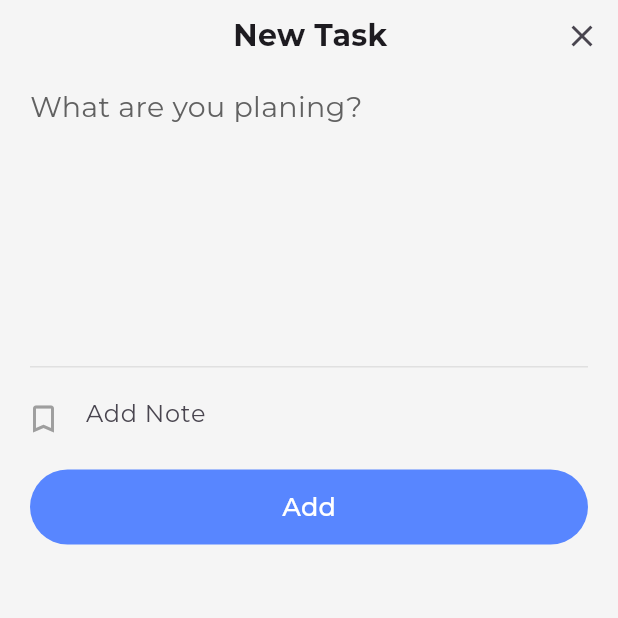
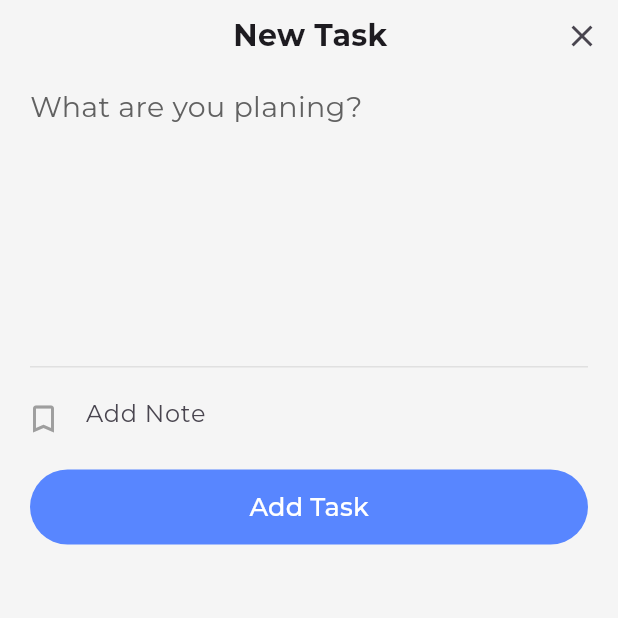
Before and after one commit to moradzadeh67/todo_app_with_getx, a Flutter app: the screen it shows after launch, after a tap on the "add" icon, on a phone screen of 412 x 824 dp, the top half of it. Run offline on Flutter 3.47's test engine with Material 3 defaults, Android fonts, the phone set to English and light mode, and no system bars; our stand-ins replace get, google_fonts.

Commit message:
seventh commit

```diff
--- a/lib/controllers/task_controller.dart
+++ b/lib/controllers/task_controller.dart
@@ -2,5 +2,7 @@ import 'package:get/get.dart';
 import 'package:todo_app_with_getx/models/task_model.dart';
 
 class TaskController {
+  RxBool isEditing = false.obs;
+  int index = 0;
   RxList<TaskModel> tasks = <TaskModel>[].obs;
 }
--- a/lib/pages/add_task_screen.dart
+++ b/lib/pages/add_task_screen.dart
@@ -1,6 +1,5 @@
 import 'package:flutter/material.dart';
 import 'package:get/get.dart';
-
 import 'package:todo_app_with_getx/constant.dart';
 import 'package:todo_app_with_getx/controllers/task_controller.dart';
 import 'package:todo_app_with_getx/controllers/textfield_controller.dart';
@@ -47,16 +46,31 @@ class MyButton extends StatelessWidget {
         ),
 
         onPressed: () {
+          if (Get.find<TaskController>().isEditing.value) {
+            var task = Get.find<TaskController>()
+                .tasks[Get.find<TaskController>().index];
+            task.taskTitle = Get.find<TextFieldController>().taskTitle!.text;
+            task.taskSubtitle =
+                Get.find<TextFieldController>().taskSubtitle!.text;
+            Get.find<TaskController>().tasks[Get.find<TaskController>().index] =
+                task;
+            Get.back();
+          } else {
             Get.find<TaskController>().tasks.add(
               TaskModel(
                 taskTitle: Get.find<TextFieldController>().taskTitle!.text,
-              taskSubtitle: Get.find<TextFieldController>().taskSubtitle!.text,
+                taskSubtitle:
+                    Get.find<TextFieldController>().taskSubtitle!.text,
                 status: false,
               ),
             );
             Get.back();
+          }
         },
-        child: Text('Add', style: TextStyle(color: Colors.white, fontSize: 17)),
+        child: Text(
+          Get.find<TaskController>().isEditing.value ? 'Edit Task' : 'Add Task',
+          style: TextStyle(color: Colors.white, fontSize: 17),
+        ),
       ),
     );
   }
@@ -133,8 +147,11 @@ class MyCustomAppBar extends StatelessWidget {
         Expanded(
           child: Container(
             margin: EdgeInsets.only(left: 50),
-            child: const Text(
-              'New Task',
+            child: Text(
+              Get.find<TaskController>().isEditing.value
+                  ? 'Edit Task'
+                  : 'New Task',
+
               textAlign: TextAlign.center,
               style: TextStyle(fontSize: 20, fontWeight: FontWeight.bold),
             ),
--- a/lib/pages/home_screen.dart
+++ b/lib/pages/home_screen.dart
@@ -4,6 +4,7 @@ import 'package:todo_app_with_getx/controllers/task_controller.dart';
 import 'package:todo_app_with_getx/main.dart';
 
 import '../constant.dart';
+import '../controllers/textfield_controller.dart';
 
 class HomeScreen extends StatelessWidget {
   const HomeScreen({super.key});
@@ -31,6 +32,9 @@ class MyFloatingActionBotton extends StatelessWidget {
     return FloatingActionButton(
       heroTag: 'hero',
       onPressed: () {
+        Get.find<TaskController>().isEditing.value = false;
+        Get.find<TextFieldController>().taskTitle!.clear();
+        Get.find<TextFieldController>().taskSubtitle!.clear();
         Get.toNamed('/addscreen')!.then((value) {
           MyApp.changeColor(kLightBlueColor, Brightness.dark);
         });
@@ -62,17 +66,31 @@ class BottomSectionWidget extends StatelessWidget {
         child: Obx(() {
           return ListView.separated(
             itemBuilder: (context, index) {
+              var task = Get.find<TaskController>().tasks[index];
               return ListTile(
-                title: Text(Get.find<TaskController>().tasks[index].taskTitle),
-                subtitle: Text(
-                  Get.find<TaskController>().tasks[index].taskTitle,
-                ),
-                onTap: () {},
+                onLongPress: () {
+                  Get.find<TaskController>().tasks.removeAt(index);
+                },
+                title: Text(task.taskTitle ?? ''),
+                subtitle: Text(task.taskTitle ?? ''),
+                onTap: () {
+                  Get.find<TaskController>().isEditing.value = true;
+                  Get.find<TaskController>().index = index;
+                  Get.find<TextFieldController>().taskTitle!.text =
+                      task.taskTitle;
+                  Get.find<TextFieldController>().taskSubtitle!.text =
+                      task.taskSubtitle;
+                  Get.toNamed('/addscreen');
+                },
                 trailing: Checkbox(
                   activeColor: kLightBlueColor,
-                  value: Get.find<TaskController>().tasks[index].status,
+
+                  value: task.status,
                   side: BorderSide(color: Colors.black45, width: 1.5),
-                  onChanged: (value) {},
+                  onChanged: (value) {
+                    task.status = !task.status;
+                    Get.find<TaskController>().tasks[index] = task;
+                  },
                   shape: RoundedRectangleBorder(
                     borderRadius: BorderRadius.circular(5),
                   ),
```
Also changed, not shown: 2 other files. Lines whose indentation alone changed are shown as unchanged.
